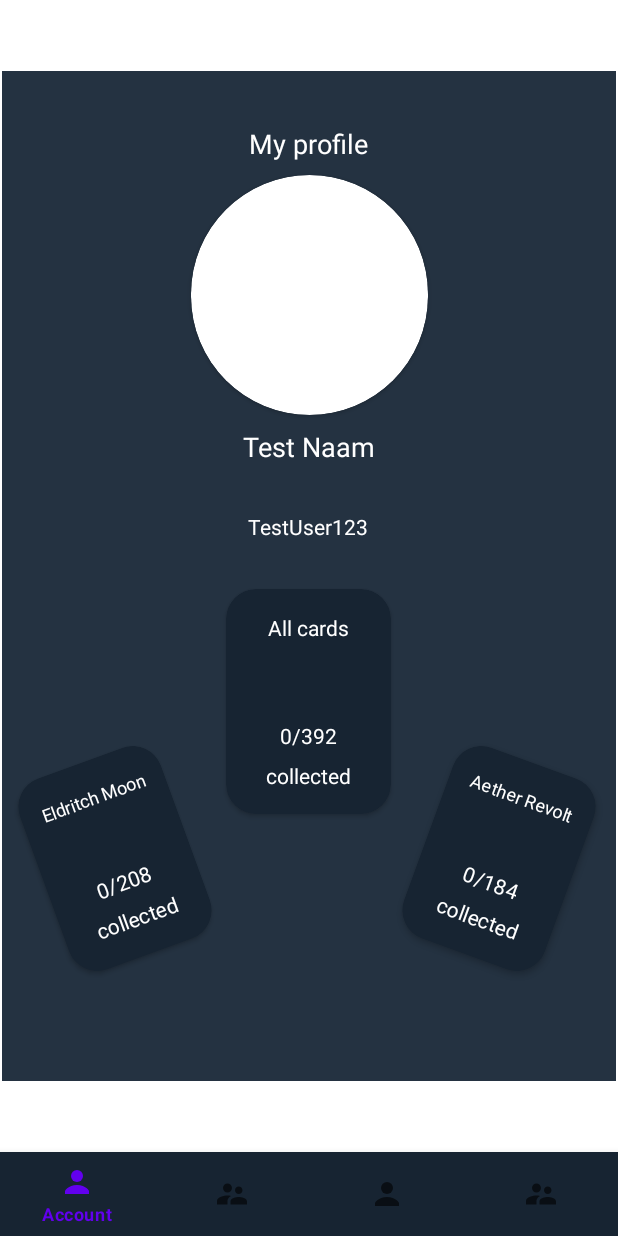
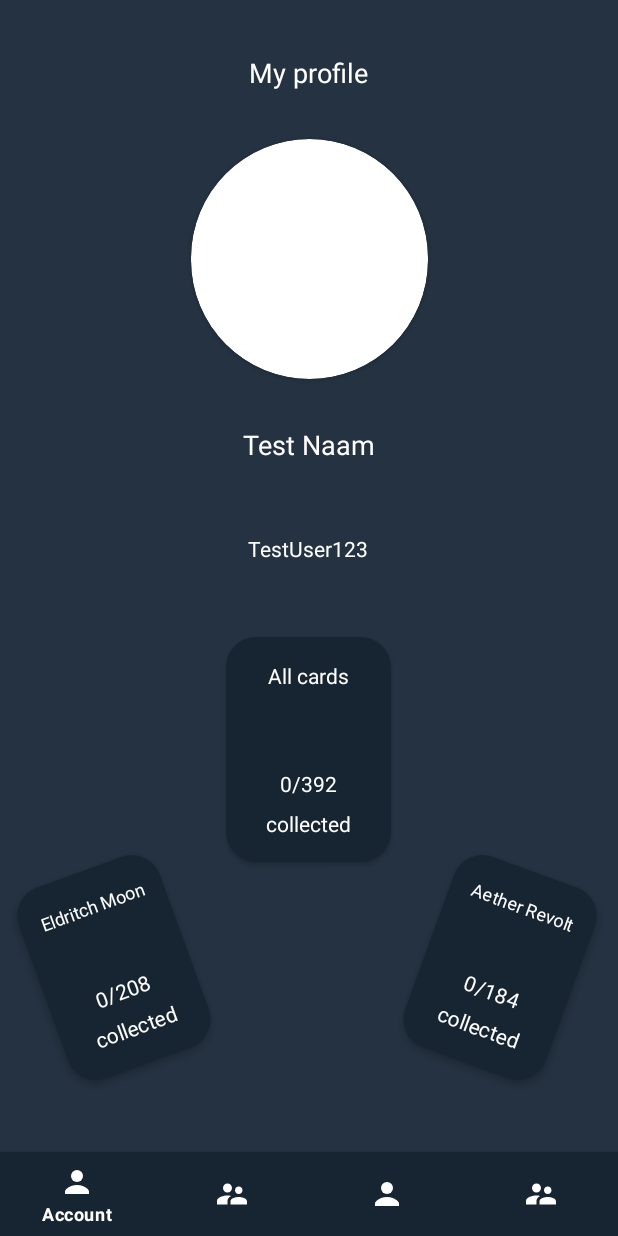
Before and after one commit to petervanrijn/Iiatimd_MTG_Collector, an Android app: the screen it shows after launch (MainActivity), on a phone screen of 412 x 824 dp. Run offline under Robolectric (Android 15) with nearby library versions, the phone set to English and light mode, and no system bars; our stand-ins replace navigation-ui; pictures from the network do not load.

Commit message:
'navigation_working'

```diff
--- a/app/src/main/java/com/example/mtgcollection/MainActivity.java
+++ b/app/src/main/java/com/example/mtgcollection/MainActivity.java
@@ -30,20 +30,9 @@ public class MainActivity extends AppCompatActivity {
 
         //Navigatiebalk
         BottomNavigationView navView = findViewById(R.id.bottomNavigationView);
-        NavController navController = findNavController(this, R.id.fragmentContainerView);
+        NavController navController = Navigation.findNavController(this, R.id.navigationFragment);
 
-
-        navView.setupWithNavController(navController);
-
-//        BottomNavigationView navView = findViewById(R.id.navigation_bottom);
-
-//        AppBarConfiguration appBarConfiguration = new AppBarConfiguration.Builder(
-//                R.id.testDestinationHome, R.id.testDestinationFriends, R.id.testDestinationCards, R.id.testDestinationTrade )
-//                .build();
-
-//        NavController navController = Navigation.findNavController(this, R.id.navHostFragment);
-//        NavigationUI.setupActionBarWithNavController(this, navController);
-//        NavigationUI.setupWithNavController(navView, navController);
+        NavigationUI.setupWithNavController(navView, navController);
 
 
 //        cardName = findViewById(R.id.CardName);
--- a/app/src/main/res/layout/activity_main_navigation.xml
+++ b/app/src/main/res/layout/activity_main_navigation.xml
@@ -3,28 +3,34 @@
     xmlns:tools="http://schemas.android.com/tools"
     android:layout_width="match_parent"
     android:layout_height="match_parent"
-    xmlns:app="http://schemas.android.com/apk/res-auto">
+    xmlns:app="http://schemas.android.com/apk/res-auto"
+    tools:context=".MainActivity">
 
     <com.google.android.material.bottomnavigation.BottomNavigationView
         android:id="@+id/bottomNavigationView"
         android:layout_width="match_parent"
         android:layout_height="wrap_content"
         android:background="@color/primary"
+        app:itemIconTint="@color/white"
+        app:itemRippleColor="#36FFFFFF"
+        app:itemTextColor="@color/white"
         app:layout_constraintBottom_toBottomOf="parent"
         app:layout_constraintEnd_toEndOf="parent"
         app:layout_constraintStart_toStartOf="parent"
-        app:menu="@menu/bottom_nav_menu"/>
+        app:menu="@menu/bottom_nav_menu" />
 
-    <androidx.fragment.app.FragmentContainerView
-        android:id="@+id/fragmentContainerView"
+    <fragment
+        android:id="@+id/navigationFragment"
         android:name="androidx.navigation.fragment.NavHostFragment"
-        android:layout_width="409dp"
-        android:layout_height="673dp"
+        android:layout_width="match_parent"
+        android:layout_height="match_parent"
         app:defaultNavHost="true"
         app:layout_constraintBottom_toTopOf="@+id/bottomNavigationView"
         app:layout_constraintEnd_toEndOf="parent"
+        app:layout_constraintHorizontal_bias="0.0"
         app:layout_constraintStart_toStartOf="parent"
         app:layout_constraintTop_toTopOf="parent"
+        app:layout_constraintVertical_bias="0.0"
         app:navGraph="@navigation/navigation_main" />
 
 </androidx.constraintlayout.widget.ConstraintLayout>
```
Also changed, not shown: app/src/main/res/layout/navigation_bar.xml (deleted, +0 -35 lines).
